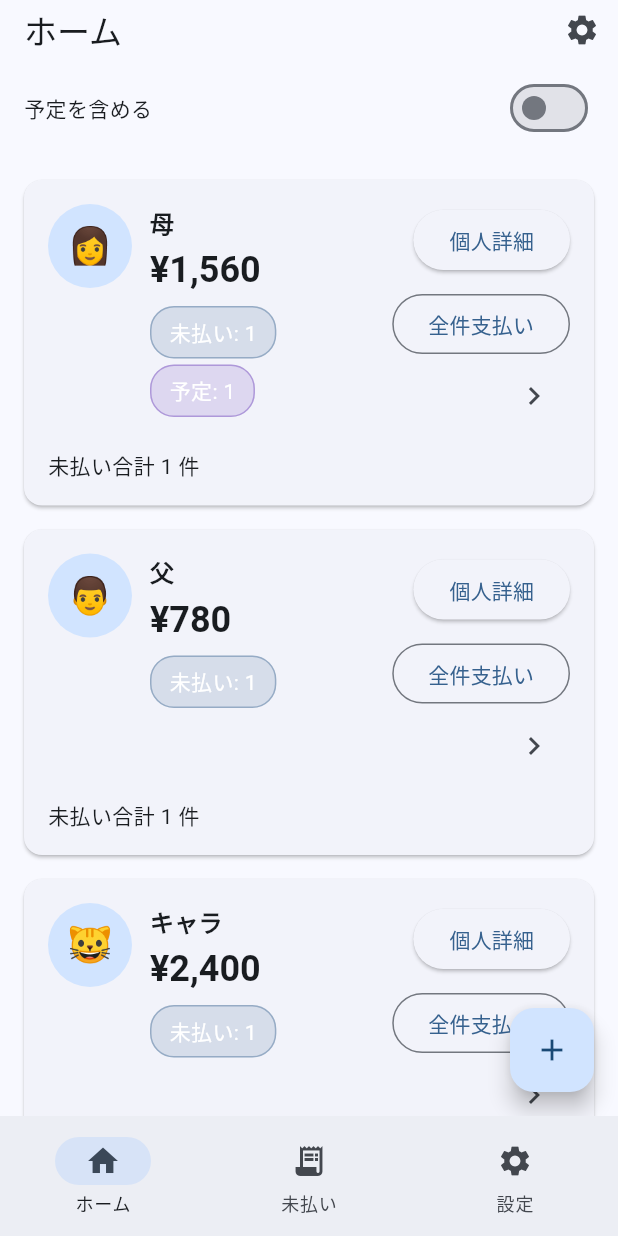
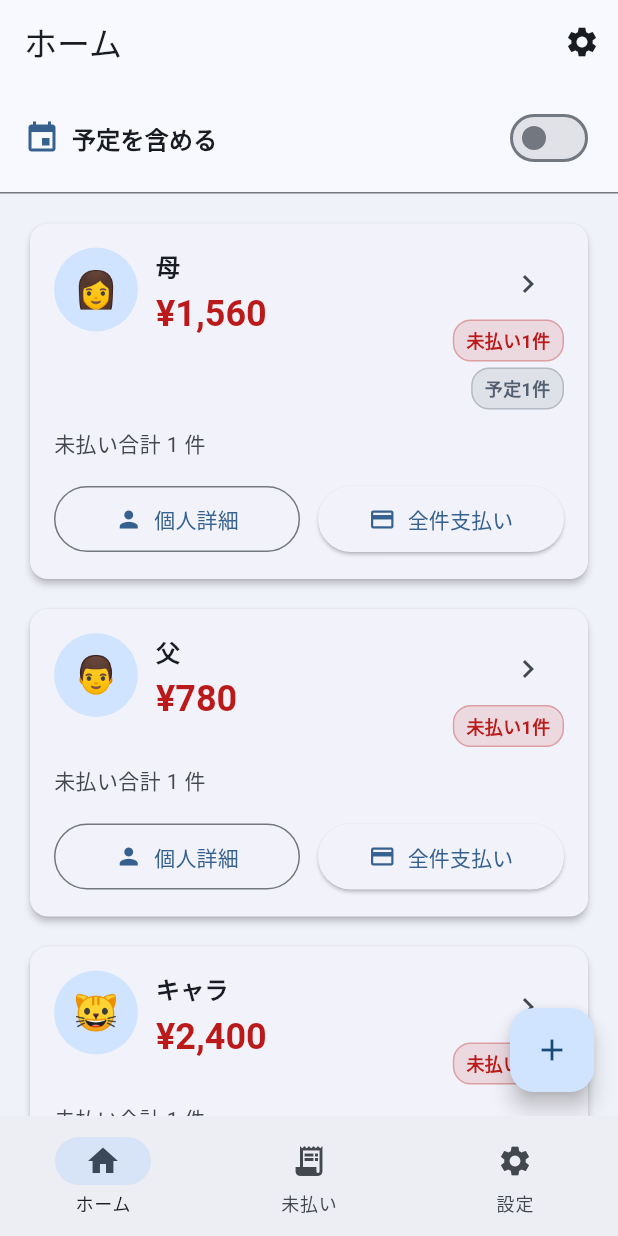
Before and after one commit to N-plus/PaymentCalendar, a Flutter app: the screen it shows after launch, on a phone screen of 412 x 824 dp. Run offline on Flutter 3.47's test engine with Material 3 defaults, Android fonts, the phone set to English and light mode, and no system bars; our stand-ins replace equatable, flutter_local_notifications, flutter_riverpod, image_picker, table_calendar, timezone; Roboto replaces fonts that are missing (NotoSansJP).

Commit message:
Refine home screen layout and summary cards

```diff
--- a/lib/screens/home/home_screen.dart
+++ b/lib/screens/home/home_screen.dart
@@ -24,10 +24,15 @@ class HomeScreen extends ConsumerWidget {
     final summaries = ref.watch(homeSummariesProvider);
     final quickPayIncludesPlanned = ref.watch(settingsProvider
         .select((settings) => settings.quickPayIncludesPlanned));
+    final colorScheme = Theme.of(context).colorScheme;
 
     return Scaffold(
+      backgroundColor: colorScheme.surfaceVariant.withOpacity(0.3),
       appBar: AppBar(
         title: const Text('ホーム'),
+        backgroundColor: colorScheme.surface,
+        foregroundColor: colorScheme.onSurface,
+        elevation: 0,
         actions: [
           IconButton(
             icon: const Icon(Icons.settings),
@@ -38,14 +43,25 @@ class HomeScreen extends ConsumerWidget {
             },
           ),
         ],
-        bottom: PreferredSize(
-          preferredSize: const Size.fromHeight(48),
-          child: Padding(
-            padding: const EdgeInsets.symmetric(horizontal: 16, vertical: 8),
+      ),
+      body: Column(
+        children: [
+          Container(
+            width: double.infinity,
+            color: colorScheme.surface,
+            padding: const EdgeInsets.symmetric(horizontal: 16, vertical: 12),
             child: Row(
-              mainAxisAlignment: MainAxisAlignment.spaceBetween,
               children: [
-                const Text('予定を含める'),
+                Icon(Icons.event, color: colorScheme.primary),
+                const SizedBox(width: 8),
+                Text(
+                  '予定を含める',
+                  style: Theme.of(context)
+                      .textTheme
+                      .titleMedium
+                      ?.copyWith(fontWeight: FontWeight.w600),
+                ),
+                const Spacer(),
                 Switch(
                   value: includePlanned,
                   onChanged: (value) => ref
@@ -55,11 +71,12 @@ class HomeScreen extends ConsumerWidget {
               ],
             ),
           ),
-        ),
-      ),
-      body: ListView.builder(
+          Divider(height: 1, thickness: 1, color: Theme.of(context).dividerColor),
+          Expanded(
+            child: summaries.isEmpty
+                ? const _EmptySummaryView()
+                : ListView.separated(
                     padding: const EdgeInsets.all(16),
-        itemCount: summaries.length,
                     itemBuilder: (context, index) {
                       final summary = summaries[index];
                       return _PersonSummaryTile(
@@ -68,6 +85,11 @@ class HomeScreen extends ConsumerWidget {
                         quickPayIncludesPlanned: quickPayIncludesPlanned,
                       );
                     },
+                    separatorBuilder: (context, index) => const SizedBox(height: 12),
+                    itemCount: summaries.length,
+                  ),
+          ),
+        ],
       ),
       floatingActionButton: FloatingActionButton(
         onPressed: () async {
@@ -78,6 +100,35 @@ class HomeScreen extends ConsumerWidget {
           );
         },
         child: const Icon(Icons.add),
+      ),
+    );
+  }
+}
+
+class _EmptySummaryView extends StatelessWidget {
+  const _EmptySummaryView();
+
+  @override
+  Widget build(BuildContext context) {
+    final theme = Theme.of(context);
+    final colorScheme = theme.colorScheme;
+    return Center(
+      child: Column(
+        mainAxisAlignment: MainAxisAlignment.center,
+        children: [
+          Icon(
+            Icons.people_alt_outlined,
+            size: 64,
+            color: colorScheme.onSurface.withOpacity(0.3),
+          ),
+          const SizedBox(height: 16),
+          Text(
+            '人が登録されていません',
+            style: theme.textTheme.bodyMedium?.copyWith(
+              color: colorScheme.onSurfaceVariant,
+            ),
+          ),
+        ],
       ),
     );
   }
@@ -98,9 +149,18 @@ class _PersonSummaryTile extends ConsumerWidget {
   Widget build(BuildContext context, WidgetRef ref) {
     final totalAmount = summary.totalAmount(includePlanned: includePlanned);
     final totalCount = summary.totalCount(includePlanned: includePlanned);
+    final includePlannedForPayment =
+        includePlanned && quickPayIncludesPlanned;
+    final hasUnpaid = summary.unpaidCount > 0;
+    final hasPlanned = summary.plannedCount > 0;
+    final hasPayTargets = summary.unpaidCount > 0 ||
+        (includePlannedForPayment && summary.plannedCount > 0);
+    final textTheme = Theme.of(context).textTheme;
+    final colorScheme = Theme.of(context).colorScheme;
 
     return Card(
-      margin: const EdgeInsets.only(bottom: 16),
+      elevation: 2,
+      shape: RoundedRectangleBorder(borderRadius: BorderRadius.circular(12)),
       child: Padding(
         padding: const EdgeInsets.all(16),
         child: Column(
@@ -117,35 +177,19 @@ class _PersonSummaryTile extends ConsumerWidget {
                     children: [
                       Text(
                         summary.person.name,
-                        style: Theme.of(context)
-                            .textTheme
+                        style: textTheme
                             .titleMedium
                             ?.copyWith(fontWeight: FontWeight.bold),
                       ),
                       const SizedBox(height: 4),
                       Text(
                         formatCurrency(totalAmount),
-                        style: Theme.of(context)
-                            .textTheme
-                            .headlineSmall
-                            ?.copyWith(fontWeight: FontWeight.bold),
+                        style: textTheme.headlineSmall?.copyWith(
+                          fontWeight: FontWeight.bold,
+                          color: hasUnpaid
+                              ? colorScheme.error
+                              : textTheme.headlineSmall?.color,
                         ),
-                      const SizedBox(height: 8),
-                      Wrap(
-                        spacing: 8,
-                        runSpacing: 4,
-                        children: [
-                          _CountBadge(
-                            label: '未払い',
-                            count: summary.unpaidCount,
-                          ),
-                          if (summary.plannedCount > 0)
-                            _CountBadge(
-                              label: '予定',
-                              count: summary.plannedCount,
-                              color: Colors.deepPurple,
-                            ),
-                        ],
                       ),
                     ],
                   ),
@@ -153,23 +197,6 @@ class _PersonSummaryTile extends ConsumerWidget {
                 Column(
                   crossAxisAlignment: CrossAxisAlignment.end,
                   children: [
-                    ElevatedButton(
-                      onPressed: () {
-                        Navigator.of(context).push(
-                          MaterialPageRoute(
-                            builder: (_) => PersonDetailScreen(
-                              person: summary.person,
-                            ),
-                          ),
-                        );
-                      },
-                      child: const Text('個人詳細'),
-                    ),
-                    const SizedBox(height: 8),
-                    OutlinedButton(
-                      onPressed: () => _onPayAllPressed(context, ref),
-                      child: const Text('全件支払い'),
-                    ),
                     IconButton(
                       tooltip: '未払い一覧を開く',
                       onPressed: () {
@@ -183,6 +210,18 @@ class _PersonSummaryTile extends ConsumerWidget {
                       },
                       icon: const Icon(Icons.chevron_right),
                     ),
+                    if (summary.unpaidCount > 0)
+                      _CountBadge(
+                        text: '未払い${summary.unpaidCount}件',
+                        color: colorScheme.error,
+                      ),
+                    if (hasPlanned) ...[
+                      const SizedBox(height: 4),
+                      _CountBadge(
+                        text: '予定${summary.plannedCount}件',
+                        color: colorScheme.secondary,
+                      ),
+                    ],
                   ],
                 ),
               ],
@@ -192,6 +231,45 @@ class _PersonSummaryTile extends ConsumerWidget {
               includePlanned
                   ? '予定を含めた合計 $totalCount 件'
                   : '未払い合計 $totalCount 件',
+              style: textTheme.bodyMedium?.copyWith(
+                color: colorScheme.onSurfaceVariant,
+              ),
+            ),
+            const SizedBox(height: 16),
+            Row(
+              children: [
+                Expanded(
+                  child: OutlinedButton.icon(
+                    onPressed: () {
+                      Navigator.of(context).push(
+                        MaterialPageRoute(
+                          builder: (_) => PersonDetailScreen(
+                            person: summary.person,
+                          ),
+                        ),
+                      );
+                    },
+                    icon: const Icon(Icons.person, size: 18),
+                    label: const Text('個人詳細'),
+                    style: OutlinedButton.styleFrom(
+                      padding: const EdgeInsets.symmetric(vertical: 12),
+                    ),
+                  ),
+                ),
+                const SizedBox(width: 12),
+                Expanded(
+                  child: ElevatedButton.icon(
+                    onPressed: hasPayTargets
+                        ? () => _onPayAllPressed(context, ref)
+                        : null,
+                    icon: const Icon(Icons.payment, size: 18),
+                    label: const Text('全件支払い'),
+                    style: ElevatedButton.styleFrom(
+                      padding: const EdgeInsets.symmetric(vertical: 12),
+                    ),
+                  ),
+                ),
+              ],
             ),
           ],
         ),
@@ -282,23 +360,49 @@ class _Avatar extends StatelessWidget {
 
   @override
   Widget build(BuildContext context) {
-    final emoji = summary.person.emoji;
+    const double size = 56;
+    final colorScheme = Theme.of(context).colorScheme;
     final photoPath = summary.person.photoPath;
     if (photoPath != null && File(photoPath).existsSync()) {
-      return CircleAvatar(
-        radius: 28,
-        backgroundImage: FileImage(File(photoPath)),
+      return Container(
+        width: size,
+        height: size,
+        decoration: BoxDecoration(
+          shape: BoxShape.circle,
+          boxShadow: [
+            BoxShadow(
+              color: Colors.black.withOpacity(0.1),
+              blurRadius: 6,
+              offset: const Offset(0, 3),
+            ),
+          ],
+        ),
+        clipBehavior: Clip.antiAlias,
+        child: Image.file(
+          File(photoPath),
+          fit: BoxFit.cover,
+        ),
       );
     }
+    final emoji = summary.person.emoji;
     final text = emoji ??
         (summary.person.name.characters.isNotEmpty
             ? summary.person.name.characters.first
             : '?');
-    return CircleAvatar(
-      radius: 28,
+    return Container(
+      width: size,
+      height: size,
+      decoration: BoxDecoration(
+        color: colorScheme.primaryContainer,
+        shape: BoxShape.circle,
+      ),
+      alignment: Alignment.center,
       child: Text(
         text,
-        style: const TextStyle(fontSize: 24),
+        style: const TextStyle(
+          fontSize: 24,
+          fontWeight: FontWeight.bold,
+        ),
       ),
     );
   }
@@ -306,30 +410,31 @@ class _Avatar extends StatelessWidget {
 
 class _CountBadge extends StatelessWidget {
   const _CountBadge({
-    required this.label,
-    required this.count,
+    required this.text,
     this.color,
   });
 
-  final String label;
-  final int count;
+  final String text;
   final Color? color;
 
   @override
   Widget build(BuildContext context) {
     final badgeColor = color ?? Theme.of(context).colorScheme.primary;
-    final foreground =
-        ThemeData.estimateBrightnessForColor(badgeColor) == Brightness.dark
-            ? Colors.white
-            : Colors.black87;
     return Container(
-      padding: const EdgeInsets.symmetric(horizontal: 12, vertical: 6),
+      padding: const EdgeInsets.symmetric(horizontal: 8, vertical: 4),
       decoration: BoxDecoration(
-        color: badgeColor.withOpacity(0.15),
-        borderRadius: BorderRadius.circular(16),
-        border: Border.all(color: badgeColor.withOpacity(0.4)),
+        color: badgeColor.withOpacity(0.12),
+        borderRadius: BorderRadius.circular(12),
+        border: Border.all(color: badgeColor.withOpacity(0.3)),
       ),
-      child: Text('$label: $count', style: TextStyle(color: foreground)),
+      child: Text(
+        text,
+        style: TextStyle(
+          color: badgeColor,
+          fontSize: 12,
+          fontWeight: FontWeight.w600,
+        ),
+      ),
     );
   }
 }
```
Lines whose indentation alone changed are shown as unchanged.
